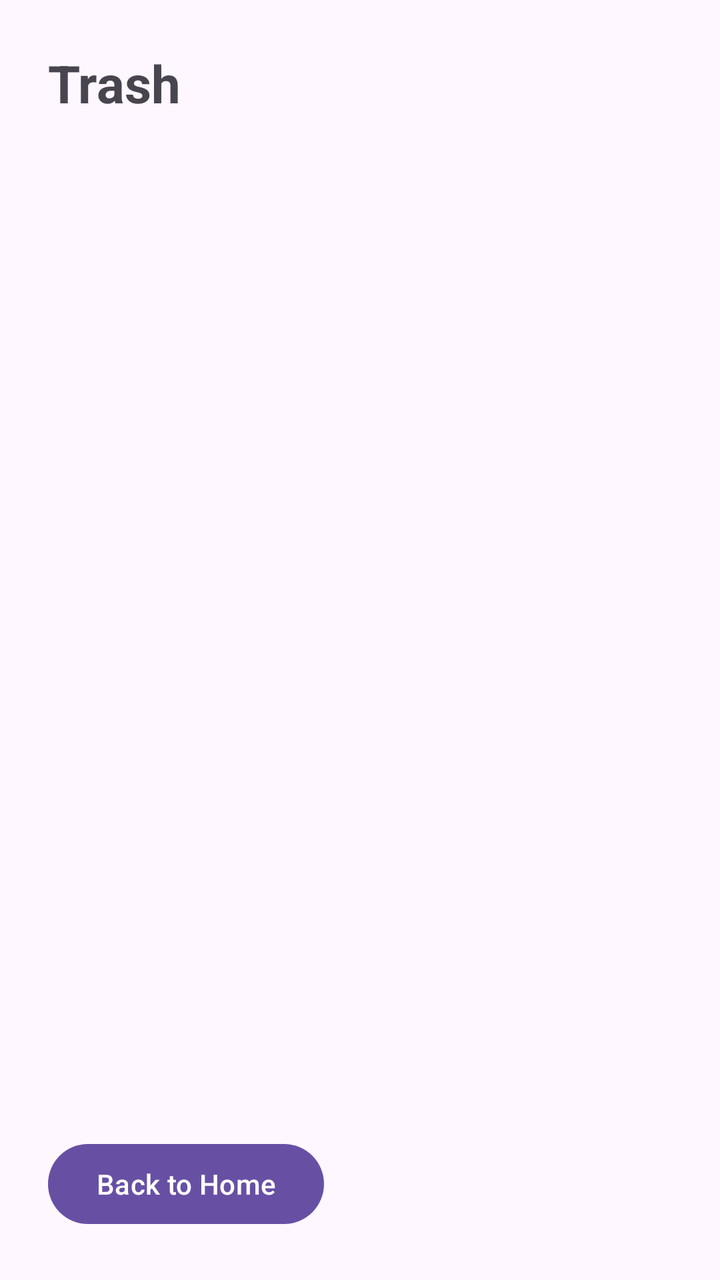
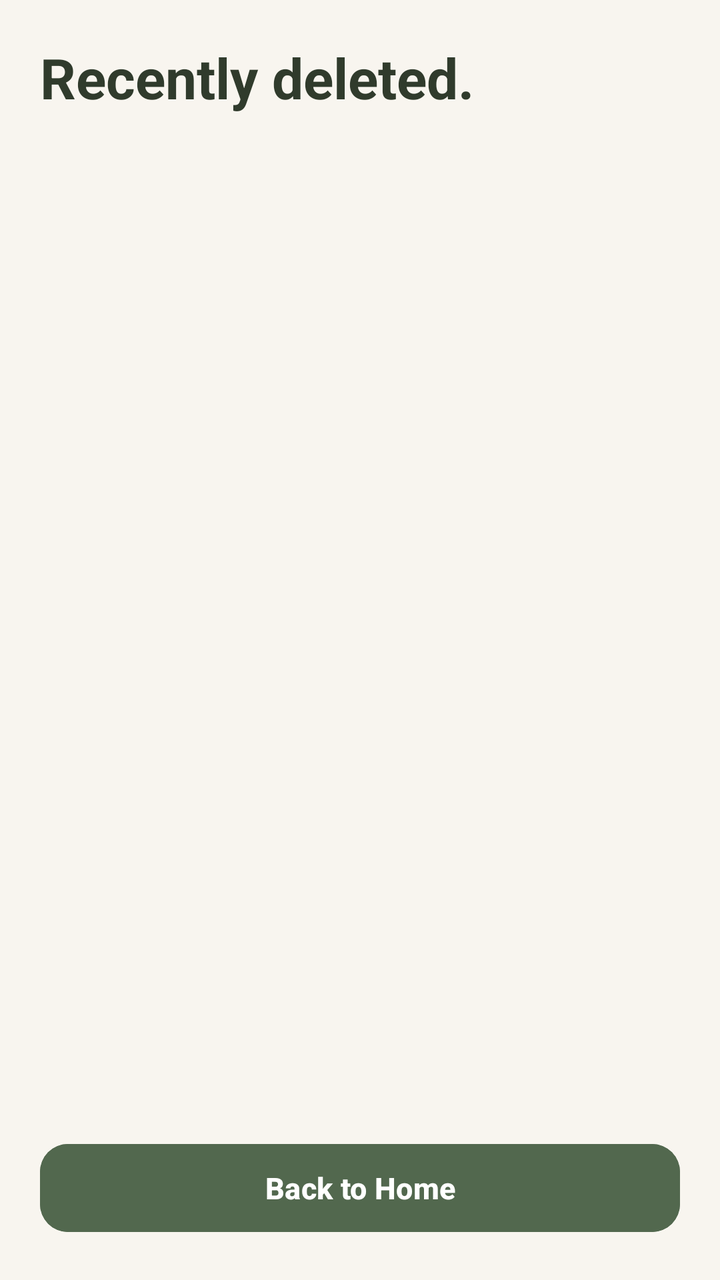

Before-and-after screenshots of an Android layout around one commit, followed by the original layout XML and the change that was made.
<!-- AndroidManifest.xml: application theme Theme.MiniProjectNoteBook -->
<!-- res/layout/fragment_trash.xml -->
<?xml version="1.0" encoding="utf-8"?>
<androidx.constraintlayout.widget.ConstraintLayout
    xmlns:android="http://schemas.android.com/apk/res/android"
    xmlns:app="http://schemas.android.com/apk/res-auto"
    android:layout_width="match_parent"
    android:layout_height="match_parent"
    android:padding="24dp">

    <TextView
        android:id="@+id/tvTrashTitle"
        android:layout_width="wrap_content"
        android:layout_height="wrap_content"
        android:text="Trash"
        android:textSize="26sp"
        android:textStyle="bold"
        app:layout_constraintTop_toTopOf="parent"
        app:layout_constraintStart_toStartOf="parent" />

    <TextView
        android:id="@+id/tvTrashEmpty"
        android:layout_width="wrap_content"
        android:layout_height="wrap_content"
        android:text="Trash is empty"
        android:textSize="16sp"
        android:visibility="gone"
        app:layout_constraintTop_toBottomOf="@id/tvTrashTitle"
        app:layout_constraintBottom_toBottomOf="parent"
        app:layout_constraintStart_toStartOf="parent"
        app:layout_constraintEnd_toEndOf="parent" />

    <androidx.recyclerview.widget.RecyclerView
        android:id="@+id/rvTrashNotes"
        android:layout_width="0dp"
        android:layout_height="0dp"
        android:layout_marginTop="16dp"
        app:layout_constraintTop_toBottomOf="@id/tvTrashTitle"
        app:layout_constraintBottom_toTopOf="@id/btnBackHome"
        app:layout_constraintStart_toStartOf="parent"
        app:layout_constraintEnd_toEndOf="parent" />

    <Button
        android:id="@+id/btnBackHome"
        android:layout_width="wrap_content"
        android:layout_height="wrap_content"
        android:text="Back to Home"
        app:layout_constraintBottom_toBottomOf="parent"
        app:layout_constraintStart_toStartOf="parent" />

</androidx.constraintlayout.widget.ConstraintLayout>
<!-- resources referenced by this layout -->
<resources>
  <style name="Theme.MiniProjectNoteBook" parent="Base.Theme.MiniProjectNoteBook" />
  <style name="Base.Theme.MiniProjectNoteBook" parent="Theme.Material3.DayNight.NoActionBar">
          
          
      </style>
</resources>

<!-- the commit's change to res/layout/fragment_trash.xml (unified diff, before → after) -->
@@ -4,14 +4,16 @@
     xmlns:app="http://schemas.android.com/apk/res-auto"
     android:layout_width="match_parent"
     android:layout_height="match_parent"
-    android:padding="24dp">
+    android:background="#F8F5EF"
+    android:padding="20dp">
 
     <TextView
         android:id="@+id/tvTrashTitle"
         android:layout_width="wrap_content"
         android:layout_height="wrap_content"
-        android:text="Trash"
-        android:textSize="26sp"
+        android:text="Recently deleted."
+        android:textColor="#303B2C"
+        android:textSize="28sp"
         android:textStyle="bold"
         app:layout_constraintTop_toTopOf="parent"
         app:layout_constraintStart_toStartOf="parent" />
@@ -20,10 +22,12 @@
         android:id="@+id/tvTrashEmpty"
         android:layout_width="wrap_content"
         android:layout_height="wrap_content"
-        android:text="Trash is empty"
+        android:text="Your trash is empty.\nAll your notes are safe!"
+        android:textColor="#82786B"
         android:textSize="16sp"
+        android:gravity="center"
         android:visibility="gone"
-        app:layout_constraintTop_toBottomOf="@id/tvTrashTitle"
+        app:layout_constraintTop_toTopOf="parent"
         app:layout_constraintBottom_toBottomOf="parent"
         app:layout_constraintStart_toStartOf="parent"
         app:layout_constraintEnd_toEndOf="parent" />
@@ -32,7 +36,8 @@
         android:id="@+id/rvTrashNotes"
         android:layout_width="0dp"
         android:layout_height="0dp"
-        android:layout_marginTop="16dp"
+        android:layout_marginTop="20dp"
+        android:layout_marginBottom="16dp"
         app:layout_constraintTop_toBottomOf="@id/tvTrashTitle"
         app:layout_constraintBottom_toTopOf="@id/btnBackHome"
         app:layout_constraintStart_toStartOf="parent"
@@ -40,10 +45,17 @@
 
     <Button
         android:id="@+id/btnBackHome"
-        android:layout_width="wrap_content"
-        android:layout_height="wrap_content"
+        android:layout_width="match_parent"
+        android:layout_height="52dp"
         android:text="Back to Home"
+        android:textColor="#FFFFFF"
+        android:textSize="15sp"
+        android:textStyle="bold"
+        android:backgroundTint="#52684E"
+        android:layout_marginTop="12dp"
+        app:cornerRadius="14dp"
         app:layout_constraintBottom_toBottomOf="parent"
-        app:layout_constraintStart_toStartOf="parent" />
+        app:layout_constraintStart_toStartOf="parent"
+        app:layout_constraintEnd_toEndOf="parent" />
 
 </androidx.constraintlayout.widget.ConstraintLayout>
